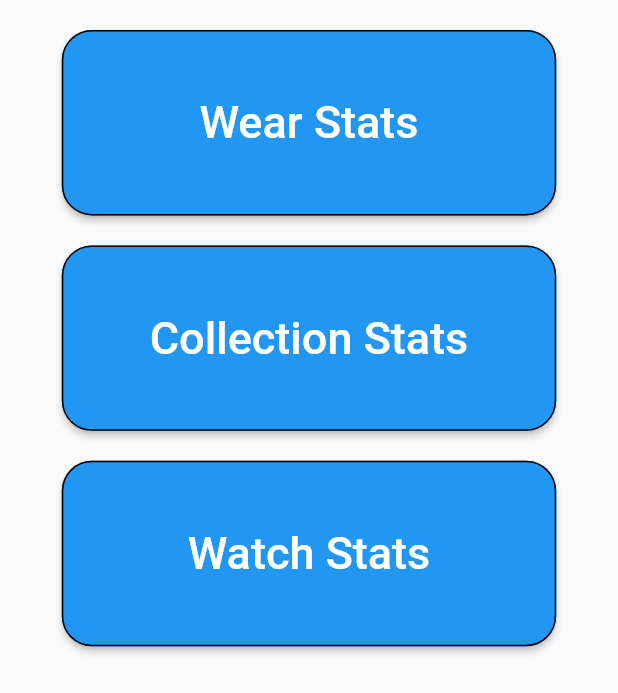
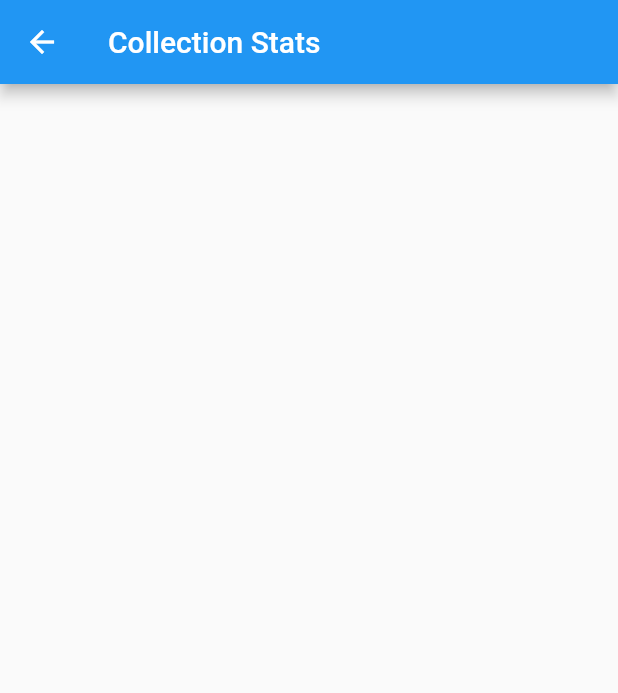
Before and after one commit to Stif-UK/WristCheck, a Flutter app: the StatsWidget widget shown alone on an empty page, opened directly, after a tap on "Collection Stats", on a phone screen of 412 x 824 dp. Shown: the top 693 px of the screen. Run offline on Flutter 3.47's test engine with Material 2 defaults, Android fonts, the phone set to English and light mode, and no system bars; our stand-ins replace get, hive, hive_flutter, image_cropper, image_picker, jiffy and 1 more; accounts and stored records are empty.

Commit message:
setting up collection stats page

```diff
--- a/lib/ui/StatsWidget.dart
+++ b/lib/ui/StatsWidget.dart
@@ -1,5 +1,6 @@
 import 'package:flutter/material.dart';
 import 'package:get/get.dart';
+import 'package:wristcheck/ui/collection_stats.dart';
 import 'package:wristcheck/ui/wearStats.dart';
 
 class StatsWidget extends StatefulWidget {
@@ -62,7 +63,9 @@ class _StatsWidgetState extends State<StatsWidget> {
                       fontSize: 30,
                     ),),
                 ),
-                onPressed: (){ },
+                onPressed: (){
+                  Get.to(()=>const CollectionStats());
+                },
                 style: ButtonStyle(
                     shape: MaterialStateProperty.all<RoundedRectangleBorder>(
                         RoundedRectangleBorder(
--- /dev/null
+++ b/lib/ui/collection_stats.dart
@@ -0,0 +1,14 @@
+import 'package:flutter/material.dart';
+
+class CollectionStats extends StatelessWidget {
+  const CollectionStats({Key? key}) : super(key: key);
+
+  @override
+  Widget build(BuildContext context) {
+    return Scaffold(
+      appBar: AppBar(
+        title: const Text("Collection Stats"),
+      ),
+    );
+  }
+}
```
